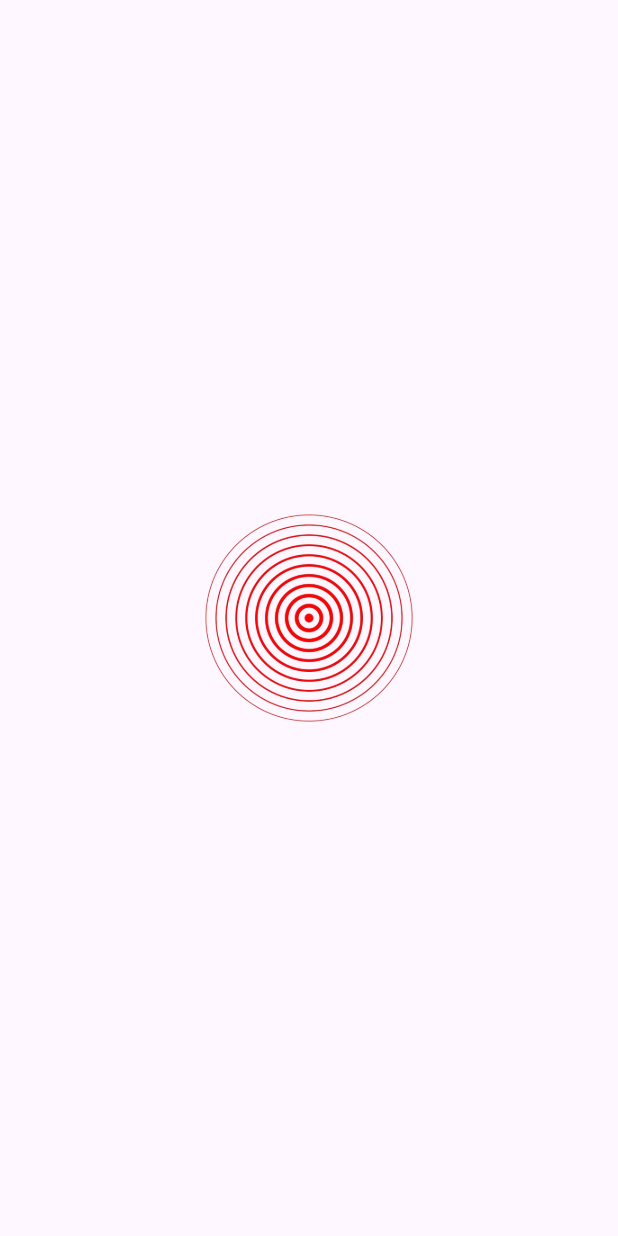
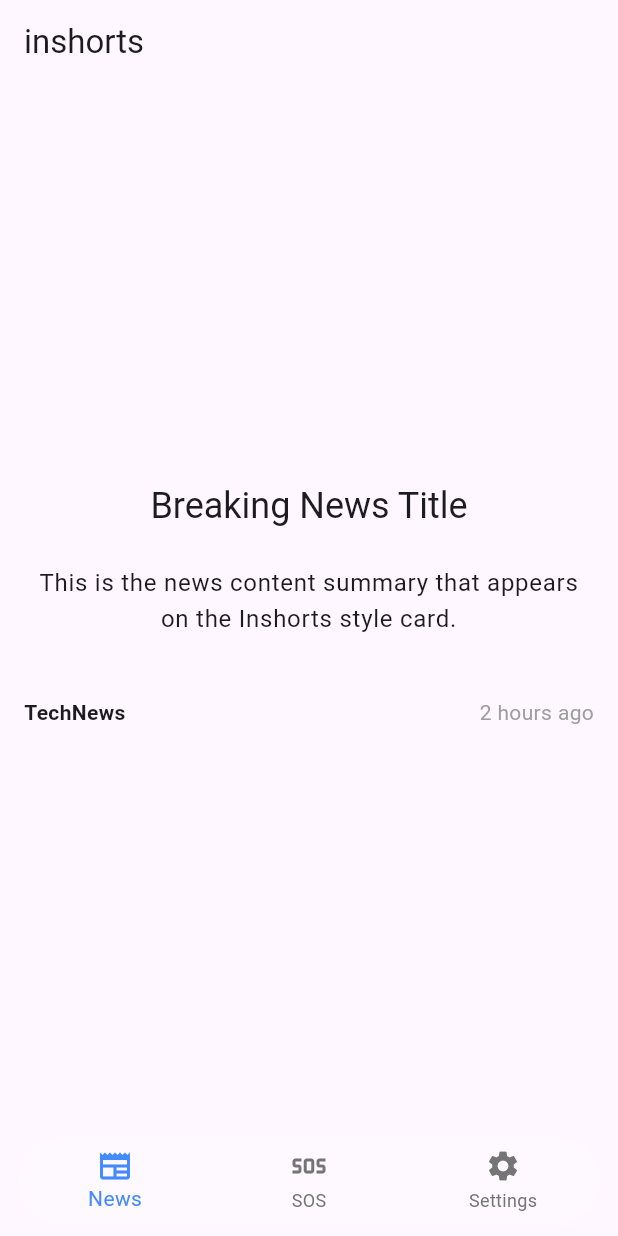
Before and after one commit to bmage95/UniS_SOS, a Flutter app: the screen it shows after launch, on a phone screen of 412 x 824 dp. Run offline on Flutter 3.47's test engine with Material 3 defaults, Android fonts, the light colour scheme and no system bars; our stand-ins replace flutter_dotenv, geolocator, google_maps_flutter; missing offline and left inert: telephony.

Commit message:
made template

```diff
--- a/lib/main.dart
+++ b/lib/main.dart
@@ -1,10 +1,14 @@
 import 'dart:io';
 import 'package:flutter/material.dart';
 import 'package:url_launcher/url_launcher.dart';
-import 'police_map_screen.dart';
+import 'pages/police_map_screen.dart';
+import 'pages/newsletter_screen.dart';
+import 'pages/sos_screen.dart';
+import 'pages/settings_screen.dart';
 import 'package:geolocator/geolocator.dart';
 import 'package:telephony/telephony.dart';
 import 'package:flutter_dotenv/flutter_dotenv.dart';
+import 'widget/bottomnavbar.dart';
 
 void main() async {
   WidgetsFlutterBinding.ensureInitialized();
@@ -16,124 +20,62 @@ void main() async {
     print("⚠️ Failed to load .env file: $e");
   }
 
-  runApp(MyApp());
+  runApp(const MyApp());
 }
 
 class MyApp extends StatelessWidget {
+  const MyApp({super.key});
+
   @override
   Widget build(BuildContext context) {
     return MaterialApp(
       title: 'Emergency SOS',
       debugShowCheckedModeBanner: false,
-      home: RadarHomePage(),
+      home: const HomeShell(),
     );
   }
 }
 
-class RadarHomePage extends StatelessWidget {
-  final double imageSize = 150;
-  final Telephony telephony = Telephony.instance;
+class HomeShell extends StatefulWidget {
+  const HomeShell({super.key});
 
-  final List<String> emergencyContacts = [
-    '+919811403774',
-    '+919404738170'
+  @override
+  State<HomeShell> createState() => _HomeShellState();
+}
+
+class _HomeShellState extends State<HomeShell> {
+  int _currentIndex = 0;
+
+  late final List<Widget> _pages = [
+    InShortsScreen(),
+    RadarHomePage(onNavigateToMap: _navigateToMap),
+    const SettingsScreen(),
   ];
 
-  void _launchDialer() async {
-    final Uri uri = Uri(scheme: 'tel', path: '112');
-    if (await canLaunchUrl(uri)) {
-      await launchUrl(uri, mode: LaunchMode.externalApplication);
-    } else {
-      print("Dialer could not be launched");
-    }
+  void _navigateToMap() {
+    setState(() {
+      _currentIndex = 1;
+    });
+    Future.delayed(Duration(milliseconds: 500), () {
+      Navigator.of(context).push(
+        MaterialPageRoute(builder: (context) => PoliceMapScreen()),
+      );
+    });
   }
 
-  Future<void> _sendEmergencySMS() async {
-    // autosend only on android
-    if (!Platform.isAndroid) {
-      print("ℹ️ SMS auto-send is only available on Android");
-      // On iOS, open Messages app with pre-filled text
-      _openMessagesApp();
-      return;
-    }
-
-    try {
-      final bool? smsPermission = await telephony.requestSmsPermissions;
-
-      if (smsPermission == null || !smsPermission) {
-        print("❌ SMS permission not granted");
-        return;
-      }
-
-      Position position = await Geolocator.getCurrentPosition(
-          desiredAccuracy: LocationAccuracy.high);
-
-      final message =
-          "🚨 Emergency!\nLat: ${position.latitude}, Long: ${position.longitude}";
-
-      for (final number in emergencyContacts) {
-        await telephony.sendSms(to: number, message: message);
-      }
-
-      print("✅ SMS sent to emergency contacts.");
-    } catch (e) {
-      print("⚠️ Error sending SMS: $e");
-    }
-  }
-
-  void _openMessagesApp() async {
-    try {
-      Position? position;
-      try {
-        position = await Geolocator.getCurrentPosition(
-            desiredAccuracy: LocationAccuracy.high);
-      } catch (e) {
-        print("⚠️ Could not get location: $e");
-      }
-
-      final message = position != null
-          ? "🚨 Emergency! Lat: ${position.latitude}, Long: ${position.longitude}"
-          : "🚨 Emergency! Please help!";
-
-      // Open Messages app with pre-filled text (iOS)
-      final Uri smsUri = Uri(
-        scheme: 'sms',
-        path: emergencyContacts.first,
-        queryParameters: {'body': message},
-      );
-
-      if (await canLaunchUrl(smsUri)) {
-        await launchUrl(smsUri);
-        print("📱 Opened Messages app");
-      } else {
-        print("❌ Could not open Messages app");
-      }
-    } catch (e) {
-      print("⚠️ Error opening Messages: $e");
-    }
-  }
-
-  void _handleRadarTap(BuildContext context) {
-    _launchDialer(); // Open dialer
-    _sendEmergencySMS(); // Send auto SMS
-    Navigator.push(
-      context,
-      MaterialPageRoute(builder: (context) => PoliceMapScreen()),
-    ); // how police station map
+  void _onTabSelected(int index) {
+    setState(() {
+      _currentIndex = index;
+    });
   }
 
   @override
   Widget build(BuildContext context) {
     return Scaffold(
-      body: Center(
-        child: GestureDetector(
-          onTap: () => _handleRadarTap(context),
-          child: Image.asset(
-            'assets/radar.png',
-            width: imageSize,
-            height: imageSize,
-          ),
-        ),
+      body: IndexedStack(index: _currentIndex, children: _pages),
+      bottomNavigationBar: Padding(
+        padding: const EdgeInsets.symmetric(horizontal: 12, vertical: 8),
+        child: buildBottomNavBar(_currentIndex, _onTabSelected),
       ),
     );
   }
--- /dev/null
+++ b/lib/pages/newsletter_screen.dart
@@ -0,0 +1,95 @@
+import 'package:flutter/material.dart';
+
+class InShortsScreen extends StatefulWidget {
+  @override
+  State<InShortsScreen> createState() => _InShortsScreenState();
+}
+
+class _InShortsScreenState extends State<InShortsScreen> {
+  final List<NewsArticle> articles = [
+    NewsArticle(
+      title: 'Breaking News Title',
+      content: 'This is the news content summary that appears on the Inshorts style card.',
+      source: 'TechNews',
+      time: '2 hours ago',
+      category: 'Tech',
+    ),
+    NewsArticle(
+      title: 'Another News Story',
+      content: 'Read the brief summary of this important news event in just one line.',
+      source: 'WorldNews',
+      time: '4 hours ago',
+      category: 'World',
+    ),
+  ];
+
+  @override
+  Widget build(BuildContext context) {
+    return Scaffold(
+      appBar: AppBar(
+        title: Text('inshorts'),
+        elevation: 0,
+      ),
+      body: PageView.builder(
+        scrollDirection: Axis.vertical,
+        itemCount: articles.length,
+        itemBuilder: (context, index) {
+          return NewsCard(article: articles[index]);
+        },
+      ),
+    );
+  }
+}
+
+class NewsCard extends StatelessWidget {
+  final NewsArticle article;
+
+  const NewsCard({required this.article});
+
+  @override
+  Widget build(BuildContext context) {
+    return Container(
+      padding: EdgeInsets.all(16),
+      child: Column(
+        mainAxisAlignment: MainAxisAlignment.center,
+        children: [
+          Text(
+            article.title,
+            style: Theme.of(context).textTheme.headlineSmall,
+            textAlign: TextAlign.center,
+          ),
+          SizedBox(height: 24),
+          Text(
+            article.content,
+            style: Theme.of(context).textTheme.bodyLarge,
+            textAlign: TextAlign.center,
+          ),
+          SizedBox(height: 40),
+          Row(
+            mainAxisAlignment: MainAxisAlignment.spaceBetween,
+            children: [
+              Text(article.source, style: TextStyle(fontWeight: FontWeight.bold)),
+              Text(article.time, style: TextStyle(color: Colors.grey)),
+            ],
+          ),
+        ],
+      ),
+    );
+  }
+}
+
+class NewsArticle {
+  final String title;
+  final String content;
+  final String source;
+  final String time;
+  final String category;
+
+  NewsArticle({
+    required this.title,
+    required this.content,
+    required this.source,
+    required this.time,
+    required this.category,
+  });
+}
--- /dev/null
+++ b/lib/widget/bottomnavbar.dart
@@ -0,0 +1,25 @@
+import 'package:flutter/material.dart';
+import 'dart:ui';
+
+Widget buildBottomNavBar(int currentIndex, ValueChanged<int> onTap) {
+  return ClipRRect(
+    borderRadius: BorderRadius.circular(30),
+    child: BackdropFilter(
+      filter: ImageFilter.blur(sigmaX: 20, sigmaY: 20),
+      child: BottomNavigationBar(
+        currentIndex: currentIndex,
+        onTap: onTap,
+        backgroundColor: Colors.white.withOpacity(0.1),
+        elevation: 0,
+        type: BottomNavigationBarType.fixed,
+        selectedItemColor: Colors.blueAccent,
+        unselectedItemColor: Colors.grey.shade600,
+        items: const [
+          BottomNavigationBarItem(icon: Icon(Icons.newspaper), label: 'News'),
+          BottomNavigationBarItem(icon: Icon(Icons.sos), label: 'SOS'),
+          BottomNavigationBarItem(icon: Icon(Icons.settings), label: 'Settings'),
+        ],
+      ),
+    ),
+  );
+}
--- a/pubspec.yaml
+++ b/pubspec.yaml
@@ -18,6 +18,7 @@ dependencies:
   google_maps_flutter: ^2.12.3
   telephony: ^0.2.0
   flutter_dotenv: ^6.0.0
+  liquid_glass_renderer: ^0.2.0-dev.4
 
 dev_dependencies:
   flutter_test:
```
Also changed, not shown: lib/pages/settings_screen.dart (added, +20 -0 lines), lib/pages/sos_screen.dart (added, +114 -0 lines), lib/pages/police_map_screen.dart (renamed from lib/police_map_screen.dart), lib/widget/newstemplate.dart (added), pubspec.lock.
